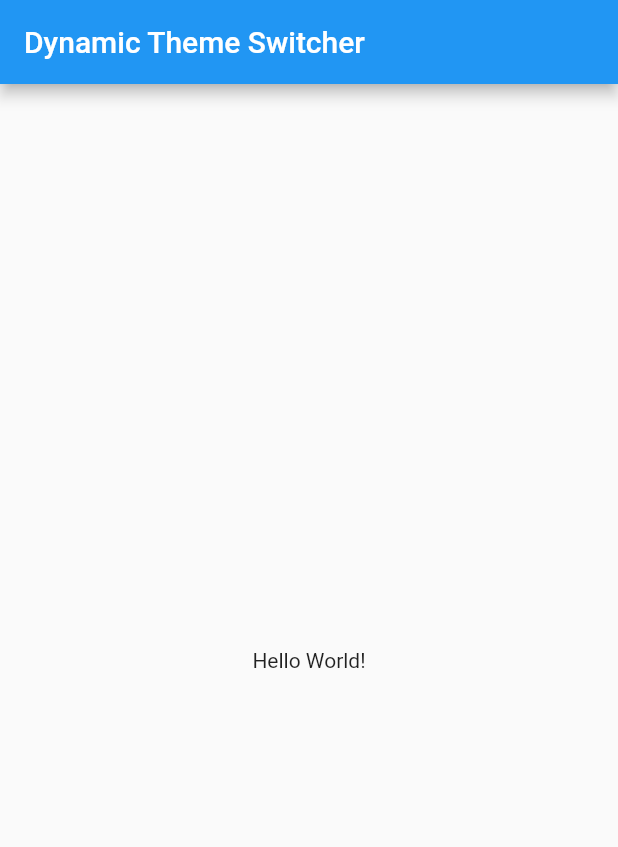
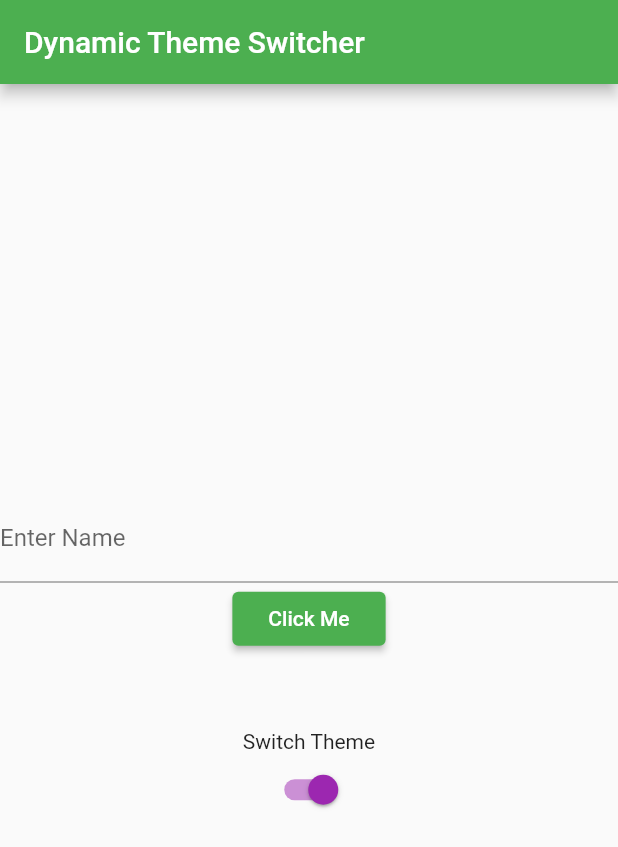
Before and after one commit to Edenik/Flutter_Dark_Light_Theme_UI, a Flutter app: the screen it shows after launch, on a phone screen of 412 x 824 dp. Shown: the top 847 px of the screen. Run offline on Flutter 3.47's test engine with Material 2 defaults, Android fonts, the phone set to English and light mode, and no system bars; our stand-ins replace shared_preferences.

Commit message:
implementing dark/light switch mode with shared preferences

```diff
--- a/lib/main.dart
+++ b/lib/main.dart
@@ -1,4 +1,5 @@
 import 'package:flutter/material.dart';
+import 'package:shared_preferences/shared_preferences.dart';
 
 void main() {
   runApp(MyApp());
@@ -7,20 +8,123 @@ void main() {
 class MyApp extends StatelessWidget {
   @override
   Widget build(BuildContext context) {
+    return DarkLightTheme();
+  }
+}
+
+class DarkLightTheme extends StatefulWidget {
+  const DarkLightTheme({
+    Key key,
+  }) : super(key: key);
+
+  @override
+  _DarkLightThemeState createState() => _DarkLightThemeState();
+}
+
+ThemeData _lightTheme = ThemeData(
+  accentColor: Colors.purple,
+  brightness: Brightness.light,
+  primaryColor: Colors.green,
+  buttonTheme: ButtonThemeData(
+    buttonColor: Colors.green,
+    textTheme: ButtonTextTheme.primary,
+  ),
+);
+
+ThemeData _darkTheme = ThemeData(
+  accentColor: Colors.amber[800],
+  brightness: Brightness.dark,
+  primaryColor: Colors.amber,
+  buttonTheme: ButtonThemeData(
+    buttonColor: Colors.amber,
+    textTheme: ButtonTextTheme.primary,
+  ),
+);
+
+bool _light = true;
+Future<bool> _lightF;
+
+class _DarkLightThemeState extends State<DarkLightTheme> {
+  Future<SharedPreferences> _prefs = SharedPreferences.getInstance();
+
+  _saveTheme() async {
+    SharedPreferences pref = await _prefs;
+    pref.setBool('theme', _light);
+  }
+
+  _getTheme() async {
+    _lightF = _prefs.then((SharedPreferences prefs) {
+      return prefs.getBool('theme') != null ? prefs.getBool('theme') : true;
+    });
+    _light = await _lightF;
+  }
+
+  @override
+  void initState() {
+    super.initState();
+    _getTheme();
+  }
+
+  @override
+  Widget build(BuildContext context) {
+    return FutureBuilder(
+        future: _lightF,
+        builder: (context, snapshot) {
+          if (snapshot.connectionState == ConnectionState.waiting) {
+            return MaterialApp(
+              home: Scaffold(
+                body: Center(
+                  child: CircularProgressIndicator(),
+                ),
+              ),
+            );
+          }
           return MaterialApp(
             title: 'Dynamic Theme Switcher',
             debugShowCheckedModeBanner: false,
-      theme: ThemeData(
-        primarySwatch: Colors.blue,
-      ),
+            theme: _light ? _lightTheme : _darkTheme,
+            darkTheme: _darkTheme,
             home: Scaffold(
               appBar: AppBar(
                 title: Text('Dynamic Theme Switcher'),
               ),
               body: Center(
-          child: Text('Hello World!'),
+                child: Column(
+                  mainAxisAlignment: MainAxisAlignment.center,
+                  children: <Widget>[
+                    TextField(
+                      decoration: InputDecoration(
+                        labelText: "Enter Name",
+                      ),
+                    ),
+                    RaisedButton(
+                      onPressed: () {},
+                      child: Text('Click Me'),
+                    ),
+                    SizedBox(
+                      height: 50,
+                    ),
+                    Text('Switch Theme'),
+                    Switch(
+                      inactiveThumbColor: _light
+                          ? _lightTheme.accentColor
+                          : _darkTheme.accentColor,
+                      inactiveTrackColor: _light
+                          ? _lightTheme.accentColor
+                          : _darkTheme.primaryColor,
+                      value: _light,
+                      onChanged: (state) {
+                        setState(() {
+                          _light = state;
+                        });
+                        _saveTheme();
+                      },
+                    ),
+                  ],
+                ),
               ),
             ),
           );
+        });
   }
 }
```
Also changed, not shown: pubspec.yaml (+1 -9 lines), pubspec.lock. Lines whose indentation alone changed are shown as unchanged.
